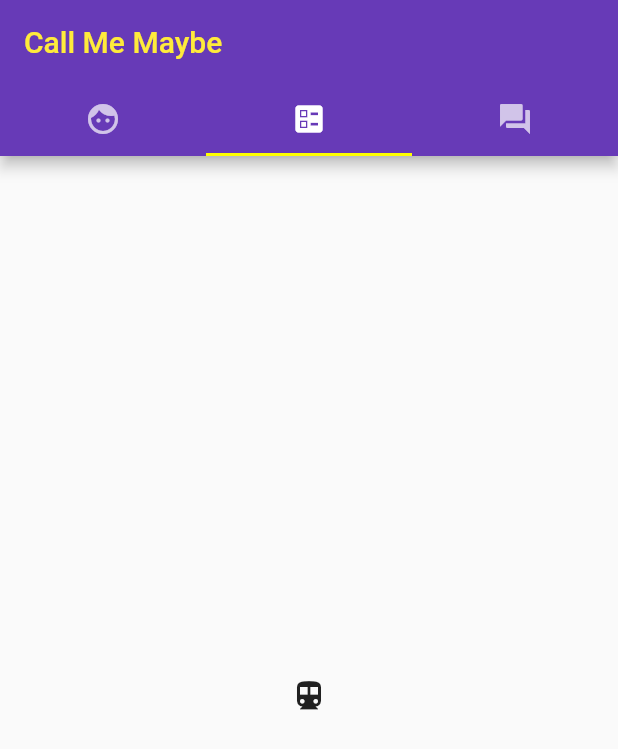
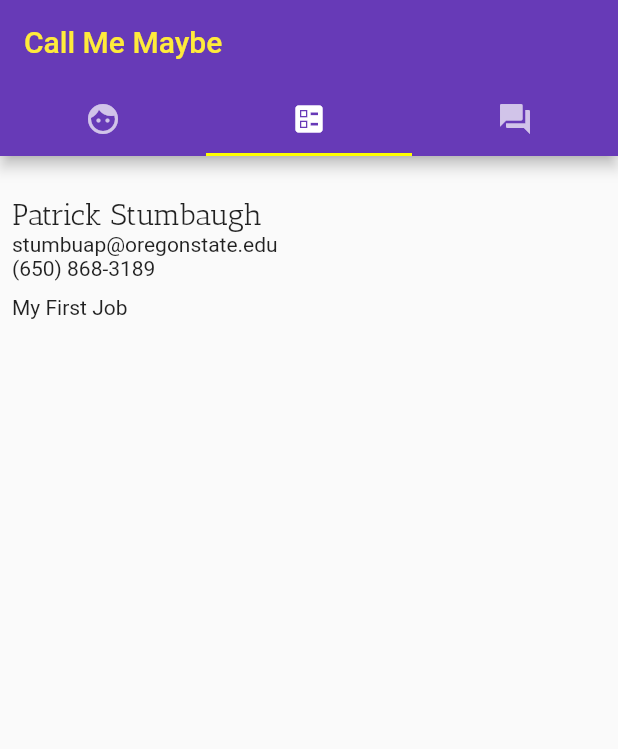
Before and after one commit to pstumbaugh/CallMeMaybe, a Flutter app: the screen it shows after launch, tab 2 chosen, on a phone screen of 412 x 824 dp. Shown: the top 749 px of the screen. Run offline on Flutter 3.47's test engine with Material 2 defaults, Android fonts, the phone set to English and light mode, and no system bars; missing offline and left inert: email_launcher.

Commit message:
adding resume section

```diff
--- a/project3/lib/mainScreen.dart
+++ b/project3/lib/mainScreen.dart
@@ -24,7 +24,7 @@ class mainScreen extends StatelessWidget {
       //what's in the tabs
       children: [
         Profile(),
-        Icon(Icons.directions_transit),
+        Resume(),
         Question(),
       ],
     );
--- /dev/null
+++ b/project3/lib/resume.dart
@@ -0,0 +1,64 @@
+import 'imports.dart';
+
+class Resume extends StatelessWidget {
+  @override
+  Widget build(BuildContext context) {
+    return resume(context);
+  }
+
+  Widget resume(BuildContext context) {
+    return Padding(
+      padding: const EdgeInsets.only(top: 19.0),
+      child: Padding(
+        padding: const EdgeInsets.all(8.0),
+        child: Column(
+          mainAxisAlignment: MainAxisAlignment.start,
+          crossAxisAlignment: CrossAxisAlignment.start,
+          children: <Widget>[
+            Text('Patrick Stumbaugh', style: Styles.headline2),
+            InkWell(
+              child: Text("stumbuap@oregonstate.edu"),
+              onTap: _sendingMails,
+            ),
+            InkWell(
+              child: Text("(650) 868-3189"),
+              onTap: _sendingSMS,
+            ),
+            spacing(),
+            newJob("My First Job"),
+          ],
+        ),
+      ),
+    );
+  }
+
+//creates a new job to display
+  Widget newJob(String jobTitle) {
+    return Text(jobTitle);
+  }
+
+//Adds some spacing
+  Widget spacing() {
+    return Padding(
+      padding: const EdgeInsets.only(bottom: 10.0),
+    );
+  }
+
+  void _sendingMails() async {
+    const url = 'mailto:stumbaugh.patrick@gmail.com';
+    if (await canLaunch(url)) {
+      await launch(url);
+    } else {
+      throw 'Could not launch $url';
+    }
+  }
+
+  void _sendingSMS() async {
+    const url = 'sms:6508683189';
+    if (await canLaunch(url)) {
+      await launch(url);
+    } else {
+      throw 'Could not launch $url';
+    }
+  }
+}
```
Also changed, not shown: project3/lib/imports.dart (+6 -5 lines).
